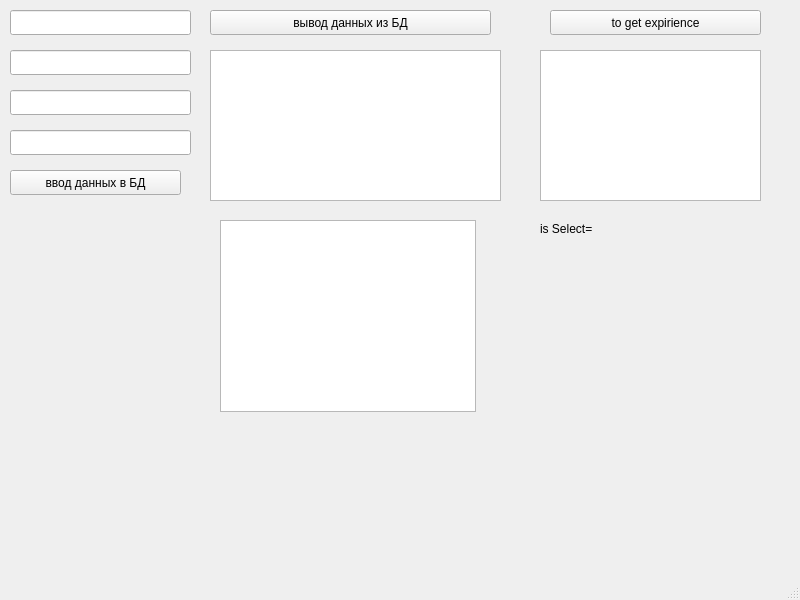
Old version of the form mainwindow.ui in the repository mishanyya/Qt_input_output_data_DB_by_text_fields.
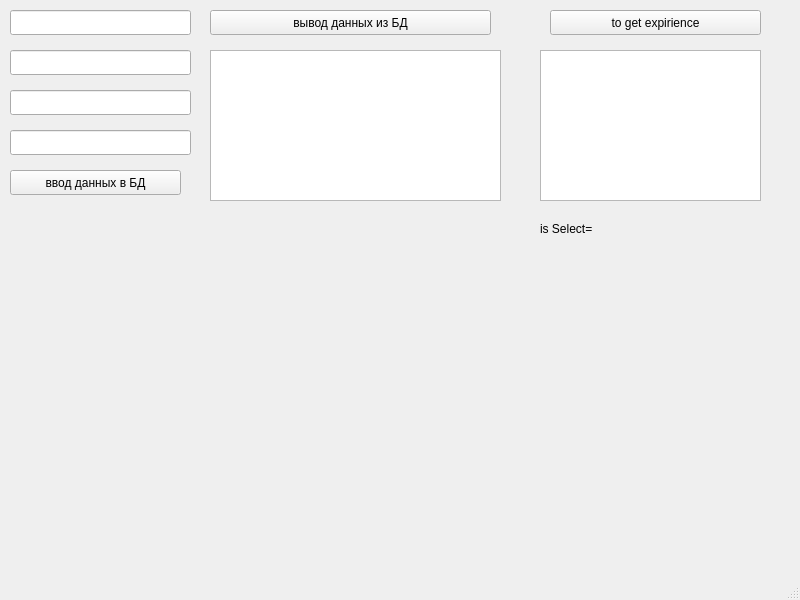
New version of the form.

```diff
--- a/mainwindow.ui
+++ b/mainwindow.ui
@@ -139,16 +139,6 @@
      <string/>
     </property>
    </widget>
-   <widget class="QTableView" name="tableView">
-    <property name="geometry">
-     <rect>
-      <x>220</x>
-      <y>220</y>
-      <width>256</width>
-      <height>192</height>
-     </rect>
-    </property>
-   </widget>
   </widget>
   <widget class="QMenuBar" name="menubar">
    <property name="geometry">
```
